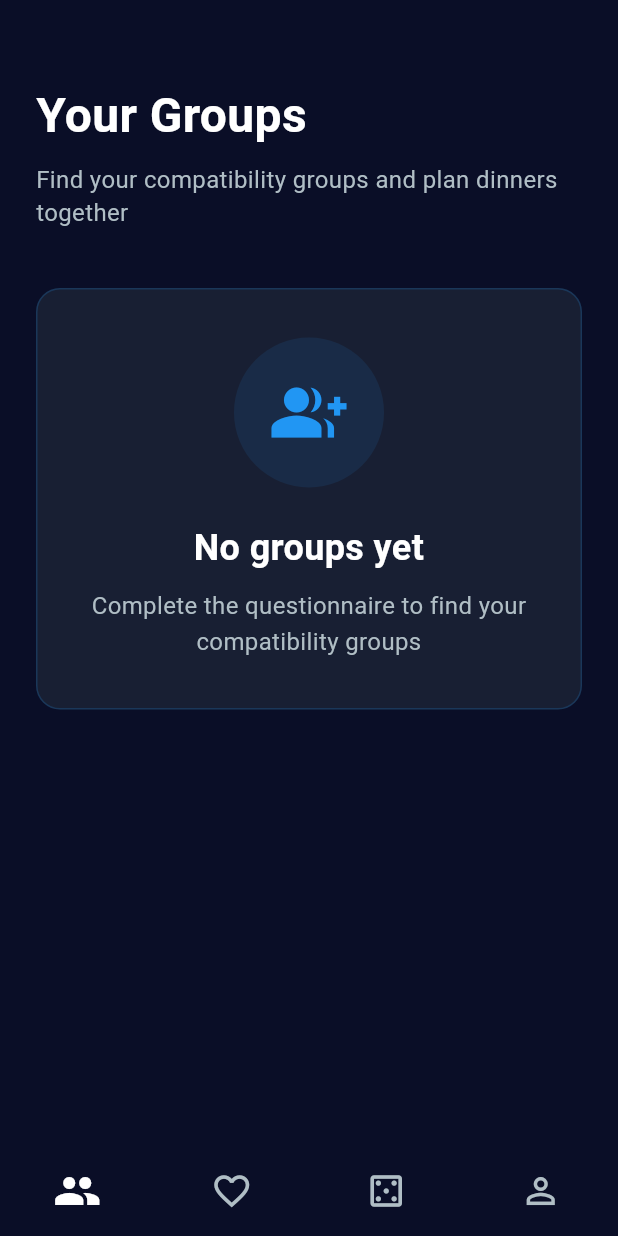
After one commit to coderTtxi12/bondfire-ai, a Flutter app: the HomeView screen opened directly, on a phone screen of 412 x 824 dp. The commit adds this screen. Run offline on Flutter 3.47's test engine with Material 3 defaults, Android fonts, the phone set to English and light mode, and no system bars; our stand-ins replace flutter_svg, image_picker, lottie.

Commit message:
feat: add home feature with bottom navigation and update navigation flow - Create complete home feature with 4 tabs (Groups, Compatibility, Question Game, About You) - Add bottom navigation bar with icon-only design and white selection state - Implement tab switching with visual feedback (ripple effect, size change) - Update navigation flow: Onboarding → Signin → Questionnaire → Home - Add placeholder content for each tab with improved spacing and design - Update questionnaire to navigate to home on 'See Results' - Change Question Game icon to dice (casino) for better visual representation - Improve home design with proper margins and seamless background integration

```diff
--- /dev/null
+++ b/lib/features/home/models/home_model.dart
@@ -0,0 +1,76 @@
+import 'package:flutter/material.dart';
+
+enum HomeTab {
+  groups,
+  compatibility,
+  questionGame,
+  aboutYou,
+}
+
+class HomeData {
+  final HomeTab currentTab;
+  final bool isLoading;
+
+  const HomeData({
+    required this.currentTab,
+    required this.isLoading,
+  });
+
+  HomeData copyWith({
+    HomeTab? currentTab,
+    bool? isLoading,
+  }) {
+    return HomeData(
+      currentTab: currentTab ?? this.currentTab,
+      isLoading: isLoading ?? this.isLoading,
+    );
+  }
+
+  static HomeData get defaultData => const HomeData(
+    currentTab: HomeTab.groups,
+    isLoading: false,
+  );
+}
+
+class TabInfo {
+  final HomeTab tab;
+  final String title;
+  final IconData icon;
+  final IconData activeIcon;
+
+  const TabInfo({
+    required this.tab,
+    required this.title,
+    required this.icon,
+    required this.activeIcon,
+  });
+}
+
+class HomeTabData {
+  static const List<TabInfo> tabs = [
+    TabInfo(
+      tab: HomeTab.groups,
+      title: 'Groups',
+      icon: Icons.group_outlined,
+      activeIcon: Icons.group,
+    ),
+    TabInfo(
+      tab: HomeTab.compatibility,
+      title: 'Compatibility',
+      icon: Icons.favorite_outline,
+      activeIcon: Icons.favorite,
+    ),
+    TabInfo(
+      tab: HomeTab.questionGame,
+      title: 'Question Game',
+      icon: Icons.casino_outlined,
+      activeIcon: Icons.casino,
+    ),
+    TabInfo(
+      tab: HomeTab.aboutYou,
+      title: 'About You',
+      icon: Icons.person_outline,
+      activeIcon: Icons.person,
+    ),
+  ];
+}
--- /dev/null
+++ b/lib/features/home/viewmodel/home_viewmodel.dart
@@ -0,0 +1,30 @@
+import 'package:flutter/material.dart';
+import '../models/home_model.dart';
+
+class HomeViewModel extends ChangeNotifier {
+  HomeData _homeData = HomeData.defaultData;
+
+  // Getters
+  HomeData get homeData => _homeData;
+  HomeTab get currentTab => _homeData.currentTab;
+  bool get isLoading => _homeData.isLoading;
+
+  // Tab navigation
+  void switchTab(HomeTab tab) {
+    if (_homeData.currentTab == tab) return;
+
+    _homeData = _homeData.copyWith(currentTab: tab);
+    notifyListeners();
+  }
+
+  // Set loading state
+  void setLoading(bool loading) {
+    _homeData = _homeData.copyWith(isLoading: loading);
+    notifyListeners();
+  }
+
+  @override
+  void dispose() {
+    super.dispose();
+  }
+}
--- /dev/null
+++ b/lib/features/home/views/home_view.dart
@@ -0,0 +1,30 @@
+import 'package:flutter/material.dart';
+import 'package:provider/provider.dart';
+import '../../../core/theme/app_colors.dart';
+import '../viewmodel/home_viewmodel.dart';
+import '../widgets/home_content_widget.dart';
+
+class HomeView extends StatefulWidget {
+  const HomeView({super.key});
+
+  @override
+  State<HomeView> createState() => _HomeViewState();
+}
+
+class _HomeViewState extends State<HomeView> {
+  @override
+  void initState() {
+    super.initState();
+  }
+
+  @override
+  Widget build(BuildContext context) {
+    return ChangeNotifierProvider(
+      create: (context) => HomeViewModel(),
+      child: Scaffold(
+        backgroundColor: AppColors.backgroundDark,
+        body: const HomeContentWidget(),
+      ),
+    );
+  }
+}
--- /dev/null
+++ b/lib/features/home/widgets/groups_tab_widget.dart
@@ -0,0 +1,80 @@
+import 'package:flutter/material.dart';
+import '../../../core/theme/app_colors.dart';
+import '../../../core/theme/app_text_styles.dart';
+
+class GroupsTabWidget extends StatelessWidget {
+  const GroupsTabWidget({super.key});
+
+  @override
+  Widget build(BuildContext context) {
+    return SingleChildScrollView(
+      child: Padding(
+        padding: const EdgeInsets.fromLTRB(24, 58, 24, 24),
+        child: Column(
+          crossAxisAlignment: CrossAxisAlignment.start,
+          children: [
+            // Header section
+            Text(
+              'Your Groups',
+              style: AppTextStyles.headlineMedium,
+            ),
+            const SizedBox(height: 12),
+            Text(
+              'Find your compatibility groups and plan dinners together',
+              style: AppTextStyles.bodyLarge.copyWith(
+                color: AppColors.textSecondary,
+                height: 1.4,
+              ),
+            ),
+            const SizedBox(height: 40),
+
+            // Placeholder content
+            Container(
+              width: double.infinity,
+              padding: const EdgeInsets.all(32),
+              decoration: BoxDecoration(
+                color: AppColors.buttonSecondary.withOpacity(0.3),
+                borderRadius: BorderRadius.circular(16),
+                border: Border.all(
+                  color: AppColors.buttonPrimary.withOpacity(0.2),
+                  width: 1,
+                ),
+              ),
+              child: Column(
+                children: [
+                  Container(
+                    width: 100,
+                    height: 100,
+                    decoration: BoxDecoration(
+                      color: AppColors.buttonPrimary.withOpacity(0.1),
+                      shape: BoxShape.circle,
+                    ),
+                    child: Icon(
+                      Icons.group_add,
+                      size: 50,
+                      color: AppColors.buttonPrimary,
+                    ),
+                  ),
+                  const SizedBox(height: 24),
+                  Text(
+                    'No groups yet',
+                    style: AppTextStyles.headlineSmall,
+                    textAlign: TextAlign.center,
+                  ),
+                  const SizedBox(height: 12),
+                  Text(
+                    'Complete the questionnaire to find your compatibility groups',
+                    style: AppTextStyles.bodyLarge.copyWith(
+                      color: AppColors.textSecondary,
+                    ),
+                    textAlign: TextAlign.center,
+                  ),
+                ],
+              ),
+            ),
+          ],
+        ),
+      ),
+    );
+  }
+}
--- /dev/null
+++ b/lib/features/home/widgets/home_content_widget.dart
@@ -0,0 +1,92 @@
+import 'package:flutter/material.dart';
+import 'package:provider/provider.dart';
+import '../../../core/theme/app_colors.dart';
+import '../../../core/theme/app_text_styles.dart';
+import '../viewmodel/home_viewmodel.dart';
+import '../models/home_model.dart';
+import 'groups_tab_widget.dart';
+import 'compatibility_tab_widget.dart';
+import 'question_game_tab_widget.dart';
+import 'about_you_tab_widget.dart';
+
+class HomeContentWidget extends StatelessWidget {
+  const HomeContentWidget({super.key});
+
+  @override
+  Widget build(BuildContext context) {
+    return Consumer<HomeViewModel>(
+      builder: (context, viewModel, child) {
+        final currentTab = viewModel.currentTab;
+
+        return Column(
+          children: [
+            // Main content area
+            Expanded(
+              child: _buildTabContent(currentTab),
+            ),
+
+            // Bottom navigation bar
+            Container(
+              decoration: BoxDecoration(
+                color: AppColors.backgroundDark,
+              ),
+              child: SafeArea(
+                top: false,
+                child: Container(
+                  height: 60,
+                  child: Row(
+                    mainAxisAlignment: MainAxisAlignment.spaceAround,
+                    children: HomeTabData.tabs.map((tabInfo) {
+                      final isSelected = currentTab == tabInfo.tab;
+                      return Expanded(
+                        child: Material(
+                          color: Colors.transparent,
+                          child: InkWell(
+                            onTap: () => viewModel.switchTab(tabInfo.tab),
+                            borderRadius: BorderRadius.circular(12),
+                            splashColor: Colors.white.withOpacity(0.1),
+                            highlightColor: Colors.white.withOpacity(0.05),
+                            child: Container(
+                              height: 60,
+                              margin: const EdgeInsets.symmetric(horizontal: 4),
+                              decoration: BoxDecoration(
+                                color: Colors.transparent,
+                                borderRadius: BorderRadius.circular(12),
+                              ),
+                              child: Center(
+                                child: Icon(
+                                  isSelected ? tabInfo.activeIcon : tabInfo.icon,
+                                  color: isSelected
+                                      ? Colors.white
+                                      : AppColors.textSecondary,
+                                  size: isSelected ? 32 : 28,
+                                ),
+                              ),
+                            ),
+                          ),
+                        ),
+                      );
+                    }).toList(),
+                  ),
+                ),
+              ),
+            ),
+          ],
+        );
+      },
+    );
+  }
+
+  Widget _buildTabContent(HomeTab tab) {
+    switch (tab) {
+      case HomeTab.groups:
+        return const GroupsTabWidget();
+      case HomeTab.compatibility:
+        return const CompatibilityTabWidget();
+      case HomeTab.questionGame:
+        return const QuestionGameTabWidget();
+      case HomeTab.aboutYou:
+        return const AboutYouTabWidget();
+    }
+  }
+}
--- a/lib/features/onboarding/widgets/onboarding_content_widget.dart
+++ b/lib/features/onboarding/widgets/onboarding_content_widget.dart
@@ -3,7 +3,7 @@ import 'package:provider/provider.dart';
 import '../../../core/theme/app_colors.dart';
 import '../../../core/theme/app_text_styles.dart';
 import '../viewmodel/onboarding_viewmodel.dart';
-import '../../questionnaire/views/questionnaire_view.dart';
+import '../../signin/views/signin_view.dart';
 import 'page_indicators.dart';
 import 'onboarding_page_content.dart';
 
@@ -90,7 +90,7 @@ class _OnboardingContentWidgetState extends State<OnboardingContentWidget> {
                               if (onboardingData.isLastPage && !onboardingData.isLoading) {
                                 Navigator.of(context).pushReplacement(
                                   MaterialPageRoute(
-                                    builder: (context) => const QuestionnaireView(),
+                                    builder: (context) => SignInView(),
                                   ),
                                 );
                               }
```
Also changed, not shown: lib/features/home/widgets/about_you_tab_widget.dart (added, +80 -0 lines), lib/features/home/widgets/compatibility_tab_widget.dart (added, +80 -0 lines), lib/features/home/widgets/question_game_tab_widget.dart (added, +80 -0 lines), lib/features/questionnaire/widgets/questionnaire_content_widget.dart (+7 -2 lines), lib/features/signin/viewmodel/signin_viewmodel.dart (+8 -2 lines), lib/features/signin/views/signin_view.dart (+12 -1 lines).
